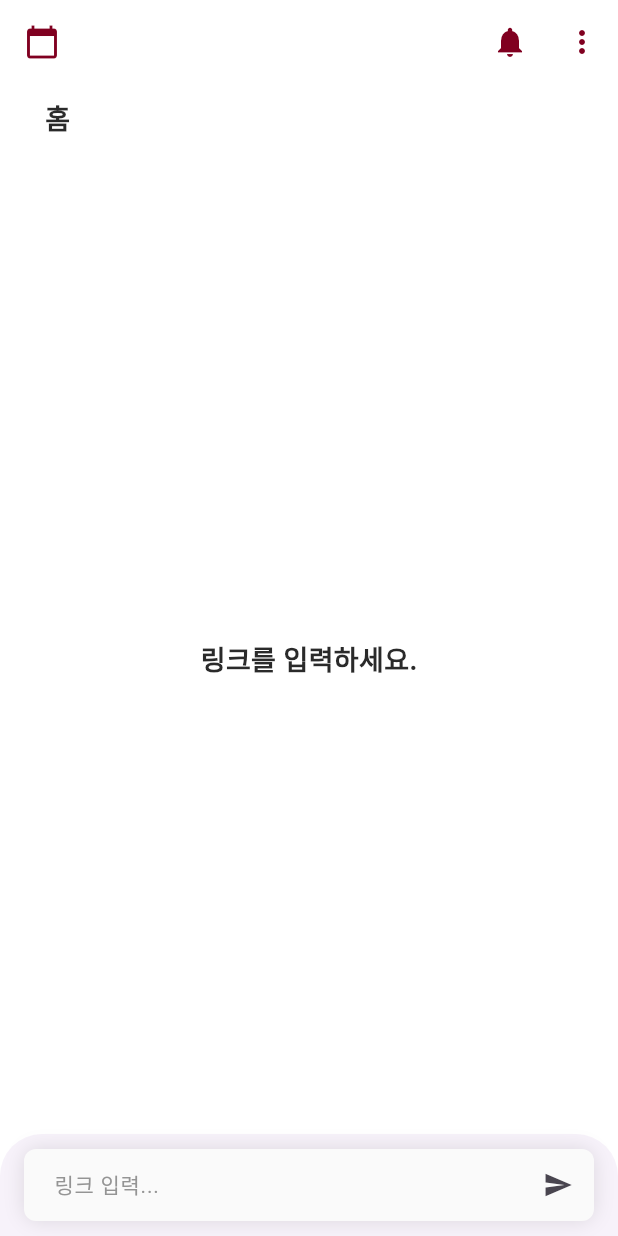
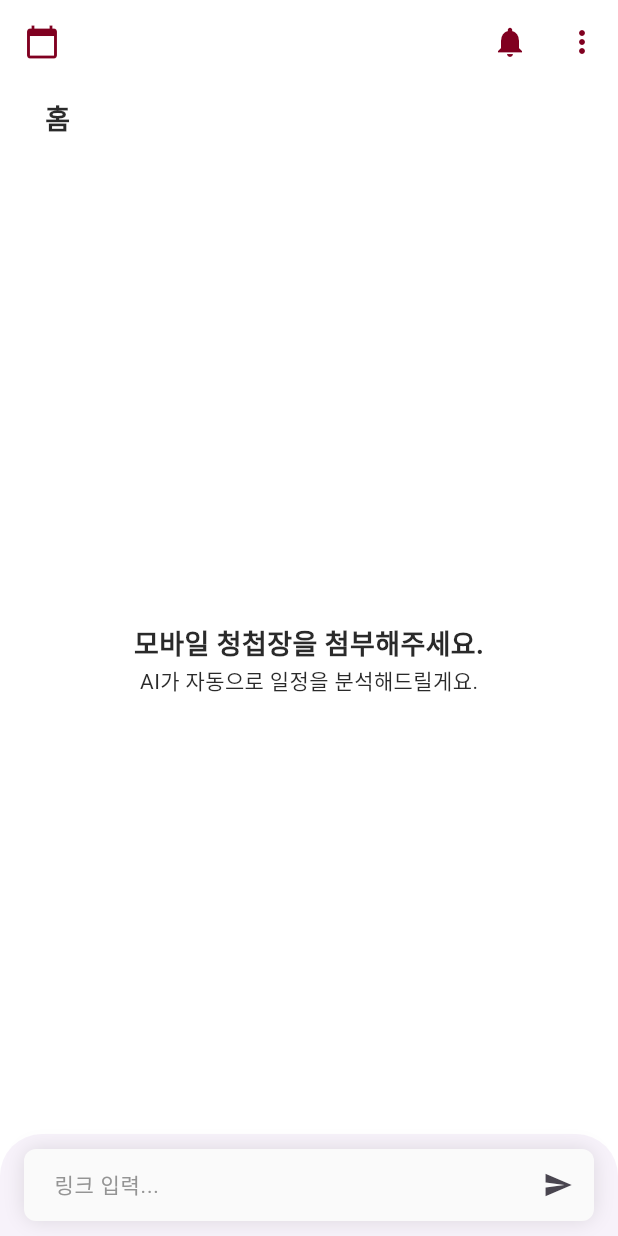
Before and after one commit to TaeBbong/chungmo-app, a Flutter app: the screen it shows after launch, on a phone screen of 412 x 824 dp. Run offline on Flutter 3.47's test engine with Material 3 defaults, Android fonts, the phone set to English and light mode, and no system bars; our stand-ins replace dio, freezed_annotation, get, get_it, injectable, lottie and 2 more; missing offline and left inert: dotlottie_loader; accounts and stored records are empty.

Commit message:
feat: add lottie, update design for create page

```diff
--- /dev/null
+++ b/lib/core/utils/date_converter.dart
@@ -0,0 +1,11 @@
+import 'constants.dart';
+
+class DateConverter {
+  static String generateKrDate(String date) {
+    final DateTime dateTime = DateTime.parse(date);
+    String formatDate =
+        '${dateTime.month}월 ${dateTime.day}일(${Constants.weekdays[dateTime.weekday - 1]}) ${dateTime.hour}시';
+    if (dateTime.minute != 0) formatDate += '${dateTime.minute}분';
+    return formatDate;
+  }
+}
--- a/lib/presentation/controllers/create_viewmodel.dart
+++ b/lib/presentation/controllers/create_viewmodel.dart
@@ -3,7 +3,6 @@
 ///
 /// Implementation of controllers that receive data from usecase,
 /// control states for pages
-
 
 import '../../core/di/di.dart';
 import 'package:get/get.dart';
@@ -19,6 +18,7 @@ class CreateController extends GetxController {
   var isLoading = false.obs;
   var schedule = Rxn<Schedule>();
 
+  // TODO: 잘 로드되었는지 확인하는 state 필요, 제대로 로드되지 않으면 위젯에서 실패 표시
   Future<void> analyzeLink(String url) async {
     isLoading(true);
     schedule.value = await analyzeLinkUseCase.execute(url);
--- a/lib/presentation/pages/create/create_page.dart
+++ b/lib/presentation/pages/create/create_page.dart
@@ -3,9 +3,12 @@
 ///
 /// Presentation layer connected with controller
 
+import 'package:dotlottie_loader/dotlottie_loader.dart';
 import 'package:flutter/material.dart';
 import 'package:get/get.dart';
+import 'package:lottie/lottie.dart';
 
+import '../../../core/utils/date_converter.dart';
 import '../../controllers/create_viewmodel.dart';
 import '../../theme/palette.dart';
 
@@ -49,20 +52,91 @@ class CreatePage extends StatelessWidget {
           Center(
             child: Obx(() {
               if (controller.isLoading.value) {
-                return const Column(
+                return Column(
                   mainAxisSize: MainAxisSize.min,
                   children: [
-                    CircularProgressIndicator(),
-                    SizedBox(height: 16),
-                    Text('링크 분석 중...', style: TextStyle(fontSize: 16)),
+                    SizedBox(
+                      width: 250,
+                      height: 250,
+                      child: DotLottieLoader.fromAsset(
+                          'assets/images/analyze.lottie', frameBuilder:
+                              (BuildContext ctx, DotLottie? dotlottie) {
+                        if (dotlottie != null) {
+                          return Lottie.memory(
+                              dotlottie.animations.values.single);
+                        } else {
+                          return const CircularProgressIndicator();
+                        }
+                      }),
+                    ),
+                    const SizedBox(height: 16),
+                    const Text('링크 분석 중...', style: TextStyle(fontSize: 16)),
                   ],
                 );
               }
-              return Text(
-                controller.schedule.value?.link ?? '링크를 입력하세요.',
-                style:
-                    const TextStyle(fontSize: 18, fontWeight: FontWeight.bold),
-              );
+              return controller.schedule.value?.link != null
+                  ? Column(
+                      mainAxisAlignment: MainAxisAlignment.center,
+                      crossAxisAlignment: CrossAxisAlignment.center,
+                      children: [
+                        Container(
+                          width: 200,
+                          height: 200,
+                          decoration: BoxDecoration(
+                            shape: BoxShape.circle,
+                            image: DecorationImage(
+                              image: NetworkImage(
+                                  controller.schedule.value!.thumbnail),
+                              fit: BoxFit.cover,
+                            ),
+                          ),
+                        ),
+                        const SizedBox(height: 12),
+                        Text(
+                          '${controller.schedule.value!.groom} & ${controller.schedule.value!.bride}',
+                          style: const TextStyle(
+                              fontSize: 18, fontWeight: FontWeight.bold),
+                        ),
+                        Text(
+                          DateConverter.generateKrDate(
+                              controller.schedule.value!.date),
+                          style:
+                              const TextStyle(fontSize: 14, color: Colors.grey),
+                        ),
+                        SizedBox(
+                          width: 250,
+                          child: Text(
+                            controller.schedule.value!.location,
+                            textAlign: TextAlign.center,
+                            style: const TextStyle(fontSize: 14),
+                            maxLines: 2,
+                            overflow: TextOverflow.ellipsis,
+                          ),
+                        ),
+                        const SizedBox(height: 12),
+                        Text(
+                          '분석 결과를 일정에 추가할게요.',
+                          style: TextStyle(
+                              fontSize: 16,
+                              fontWeight: FontWeight.w500,
+                              color: Palette.burgundy),
+                        ),
+                      ],
+                    )
+                  : const Column(
+                      mainAxisAlignment: MainAxisAlignment.center,
+                      children: [
+                        Text(
+                          '모바일 청첩장을 첨부해주세요.',
+                          style: TextStyle(
+                              fontSize: 18, fontWeight: FontWeight.bold),
+                        ),
+                        Text(
+                          'AI가 자동으로 일정을 분석해드릴게요.',
+                          style: TextStyle(fontSize: 14),
+                        )
+                      ],
+                    );
             }),
           ),
         ],
--- a/lib/presentation/widgets/schedule_list_tile.dart
+++ b/lib/presentation/widgets/schedule_list_tile.dart
@@ -1,6 +1,6 @@
 import 'package:flutter/material.dart';
 
-import '../../core/utils/constants.dart';
+import '../../core/utils/date_converter.dart';
 import '../../domain/entities/schedule.dart';
 import '../theme/palette.dart';
 
@@ -11,10 +11,7 @@ class ScheduleListTile extends StatelessWidget {
 
   @override
   Widget build(BuildContext context) {
-    final DateTime dateTime = DateTime.parse(schedule.date);
-    String formatDate =
-        '${dateTime.month}월 ${dateTime.day}일(${Constants.weekdays[dateTime.weekday - 1]}) ${dateTime.hour}시';
-    if (dateTime.minute != 0) formatDate += '${dateTime.minute}분';
+    final String formatDate = DateConverter.generateKrDate(schedule.date);
 
     return Container(
       margin: const EdgeInsets.symmetric(vertical: 4, horizontal: 8),
--- a/pubspec.yaml
+++ b/pubspec.yaml
@@ -8,6 +8,7 @@ environment:
 
 dependencies:
   dio: ^5.8.0+1
+  dotlottie_loader: ^0.0.4
   flutter:
     sdk: flutter
   flutter_localizations:
@@ -19,6 +20,7 @@ dependencies:
   injectable_generator: ^2.7.0
   intl: ^0.19.0
   json_annotation: ^4.9.0
+  lottie: ^3.3.0
   path: ^1.9.1
   sqflite: ^2.4.2
   table_calendar: ^3.1.3
@@ -33,3 +35,5 @@ dev_dependencies:
 
 flutter:
   uses-material-design: true
+  assets:
+    - assets/images/analyze.lottie
```
Also changed, not shown: pubspec.lock.
